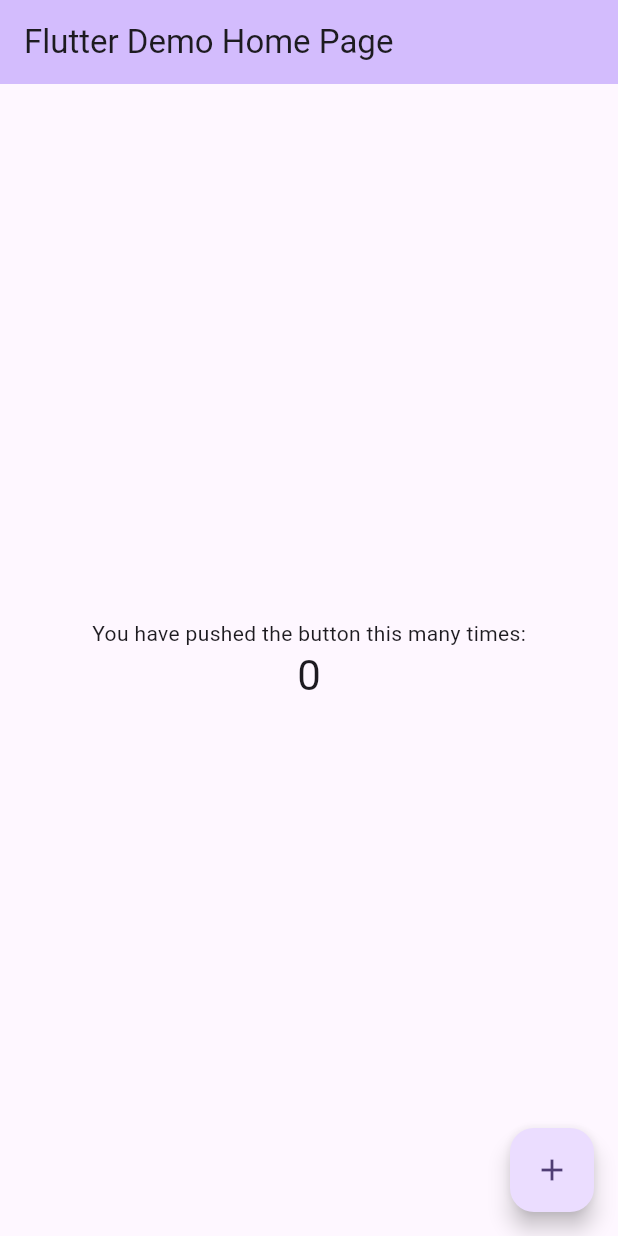
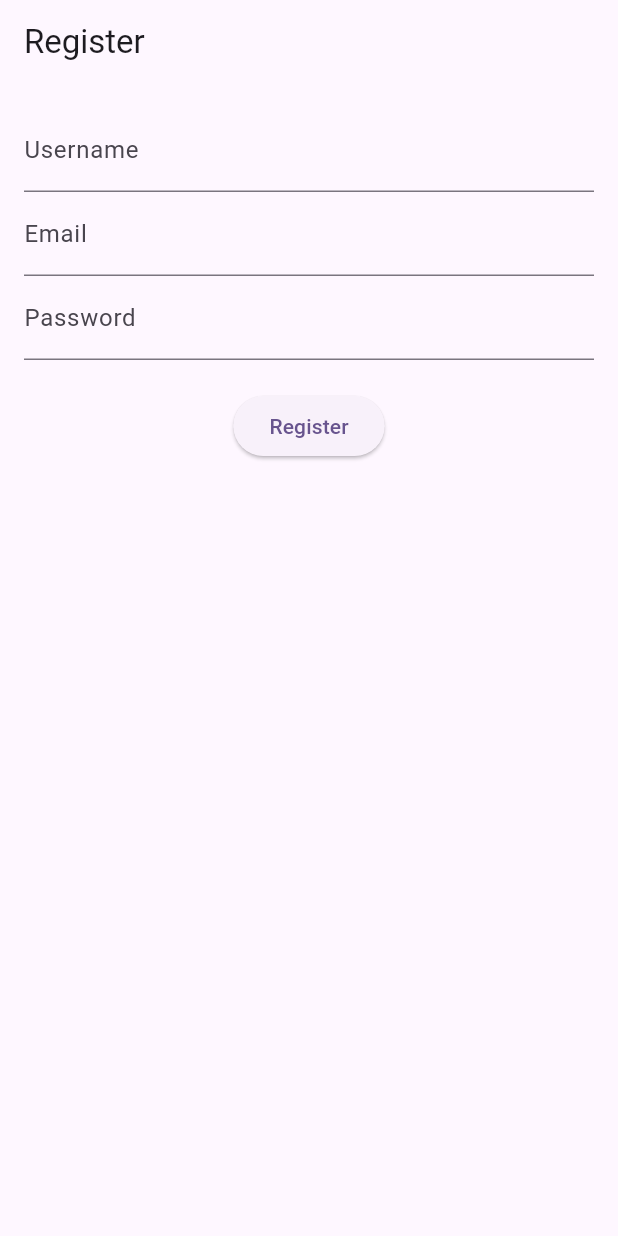
Before and after one commit to PavelDelhomme/jobber, a Flutter app: the screen it shows after launch, on a phone screen of 412 x 824 dp. Run offline on Flutter 3.47's test engine with Material 3 defaults, Android fonts, the phone set to English and light mode, and no system bars.

Commit message:
AJout du frontend et configuration du backend également ensuite nous testeront la bonne communication entre les deux

```diff
--- a/frontend/lib/main.dart
+++ b/frontend/lib/main.dart
@@ -1,4 +1,5 @@
 import 'package:flutter/material.dart';
+import 'package:frontend/views/authentication/register_screen.dart';
 
 void main() {
   runApp(const MyApp());
@@ -7,119 +8,16 @@ void main() {
 class MyApp extends StatelessWidget {
   const MyApp({super.key});
 
-  // This widget is the root of your application.
   @override
   Widget build(BuildContext context) {
     return MaterialApp(
-      title: 'Flutter Demo',
+      title: 'Jobber',
       theme: ThemeData(
-        // This is the theme of your application.
-        //
-        // TRY THIS: Try running your application with "flutter run". You'll see
-        // the application has a purple toolbar. Then, without quitting the app,
-        // try changing the seedColor in the colorScheme below to Colors.green
-        // and then invoke "hot reload" (save your changes or press the "hot
-        // reload" button in a Flutter-supported IDE, or press "r" if you used
-        // the command line to start the app).
-        //
-        // Notice that the counter didn't reset back to zero; the application
-        // state is not lost during the reload. To reset the state, use hot
-        // restart instead.
-        //
-        // This works for code too, not just values: Most code changes can be
-        // tested with just a hot reload.
         colorScheme: ColorScheme.fromSeed(seedColor: Colors.deepPurple),
         useMaterial3: true,
       ),
-      home: const MyHomePage(title: 'Flutter Demo Home Page'),
+      // Utilise la page d'accueil comme écran par défaut
+      home: RegisterScreen(), // Modifier ici pour rediriger vers RegisterScreen ou HomeView
     );
   }
 }
-
-class MyHomePage extends StatefulWidget {
-  const MyHomePage({super.key, required this.title});
-
-  // This widget is the home page of your application. It is stateful, meaning
-  // that it has a State object (defined below) that contains fields that affect
-  // how it looks.
-
-  // This class is the configuration for the state. It holds the values (in this
-  // case the title) provided by the parent (in this case the App widget) and
-  // used by the build method of the State. Fields in a Widget subclass are
-  // always marked "final".
-
-  final String title;
-
-  @override
-  State<MyHomePage> createState() => _MyHomePageState();
-}
-
-class _MyHomePageState extends State<MyHomePage> {
-  int _counter = 0;
-
-  void _incrementCounter() {
-    setState(() {
-      // This call to setState tells the Flutter framework that something has
-      // changed in this State, which causes it to rerun the build method below
-      // so that the display can reflect the updated values. If we changed
-      // _counter without calling setState(), then the build method would not be
-      // called again, and so nothing would appear to happen.
-      _counter++;
-    });
-  }
-
-  @override
-  Widget build(BuildContext context) {
-    // This method is rerun every time setState is called, for instance as done
-    // by the _incrementCounter method above.
-    //
-    // The Flutter framework has been optimized to make rerunning build methods
-    // fast, so that you can just rebuild anything that needs updating rather
-    // than having to individually change instances of widgets.
-    return Scaffold(
-      appBar: AppBar(
-        // TRY THIS: Try changing the color here to a specific color (to
-        // Colors.amber, perhaps?) and trigger a hot reload to see the AppBar
-        // change color while the other colors stay the same.
-        backgroundColor: Theme.of(context).colorScheme.inversePrimary,
-        // Here we take the value from the MyHomePage object that was created by
-        // the App.build method, and use it to set our appbar title.
-        title: Text(widget.title),
-      ),
-      body: Center(
-        // Center is a layout widget. It takes a single child and positions it
-        // in the middle of the parent.
-        child: Column(
-          // Column is also a layout widget. It takes a list of children and
-          // arranges them vertically. By default, it sizes itself to fit its
-          // children horizontally, and tries to be as tall as its parent.
-          //
-          // Column has various properties to control how it sizes itself and
-          // how it positions its children. Here we use mainAxisAlignment to
-          // center the children vertically; the main axis here is the vertical
-          // axis because Columns are vertical (the cross axis would be
-          // horizontal).
-          //
-          // TRY THIS: Invoke "debug painting" (choose the "Toggle Debug Paint"
-          // action in the IDE, or press "p" in the console), to see the
-          // wireframe for each widget.
-          mainAxisAlignment: MainAxisAlignment.center,
-          children: <Widget>[
-            const Text(
-              'You have pushed the button this many times:',
-            ),
-            Text(
-              '$_counter',
-              style: Theme.of(context).textTheme.headlineMedium,
-            ),
-          ],
-        ),
-      ),
-      floatingActionButton: FloatingActionButton(
-        onPressed: _incrementCounter,
-        tooltip: 'Increment',
-        child: const Icon(Icons.add),
-      ), // This trailing comma makes auto-formatting nicer for build methods.
-    );
-  }
-}
--- /dev/null
+++ b/frontend/lib/services/api_service.dart
@@ -0,0 +1,45 @@
+import 'dart:convert';
+import 'package:http/http.dart' as http;
+
+class ApiService {
+  final String baseUrl = "http://127.0.0.1:8000/api";
+
+  Future<void> registerUser(String username, String email, String password) async {
+    final url = Uri.parse('$baseUrl/auth/register/');
+    final response = await http.post(
+      url,
+      headers: {"Content-Type": "application/json"},
+      body: jsonEncode({
+        "username": username,
+        "email": email,
+        "password": password,
+      }),
+    );
+
+    if (response.statusCode == 200) {
+      final data = jsonDecode(response.body);
+      print("User registered with token: ${data['token']}");
+    } else {
+      print("Failed to register user: ${response.body}");
+    }
+  }
+
+  Future<void> loginUser(String username, String password) async {
+    final url = Uri.parse('$baseUrl/auth/login/');
+    final response = await http.post(
+      url,
+      headers: {"Content-Type": "application/json"},
+      body: jsonEncode({
+        "username": username,
+        "password": password,
+      }),
+    );
+
+    if (response.statusCode == 200) {
+      final data = jsonDecode(response.body);
+      print("User logged in with token: ${data['token']}");
+    } else {
+      print("Failed to log in user: ${response.body}");
+    }
+  }
+}
--- /dev/null
+++ b/frontend/lib/views/authentication/register_screen.dart
@@ -0,0 +1,56 @@
+import 'package:flutter/material.dart';
+
+import '../../services/api_service.dart';
+import '../home_view.dart';
+
+class RegisterScreen extends StatelessWidget {
+  final _usernameController = TextEditingController();
+  final _emailController = TextEditingController();
+  final _passwordController = TextEditingController();
+  final ApiService apiService = ApiService();
+
+  @override
+  Widget build(BuildContext context) {
+    return Scaffold(
+      appBar: AppBar(title: const Text("Register")),
+      body: Padding(
+        padding: const EdgeInsets.all(16.0),
+        child: Column(
+          children: [
+            TextField(
+              controller: _usernameController,
+              decoration: const InputDecoration(labelText: "Username"),
+            ),
+            TextField(
+              controller: _emailController,
+              decoration: const InputDecoration(labelText: "Email"),
+            ),
+            TextField(
+              controller: _passwordController,
+              decoration: const InputDecoration(labelText: "Password"),
+              obscureText: true,
+            ),
+            const SizedBox(height: 20),
+            ElevatedButton(
+              onPressed: () async {
+                // Appeler la fonction d'inscription et vérifier le résultat
+                await apiService.registerUser(
+                  _usernameController.text,
+                  _emailController.text,
+                  _passwordController.text,
+                );
+
+                // Si l'inscription réussit, naviguer vers l'accueil
+                Navigator.push(
+                  context,
+                  MaterialPageRoute(builder: (context) => const HomeView()),
+                );
+              },
+              child: const Text("Register"),
+            ),
+          ],
+        ),
+      ),
+    );
+  }
+}
```
Also changed, not shown: frontend/lib/views/home_view.dart (added, +33 -0 lines), frontend/pubspec.yaml (+1 -55 lines), frontend/pubspec.lock, 6 other files.
